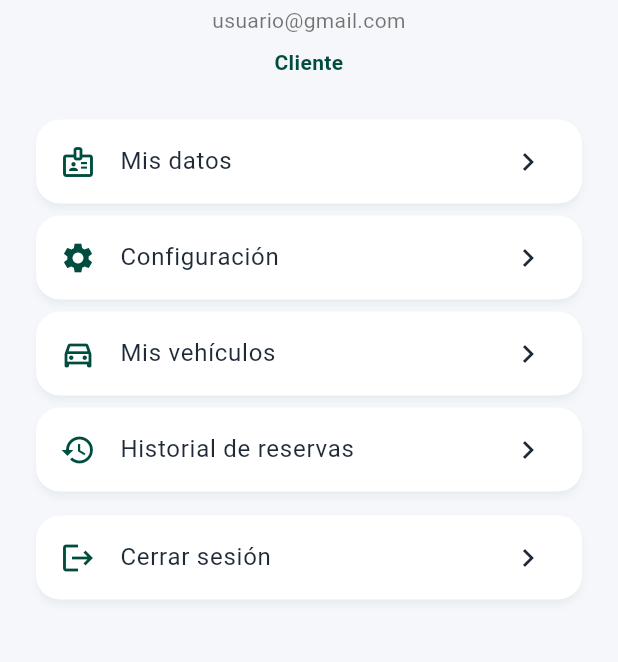
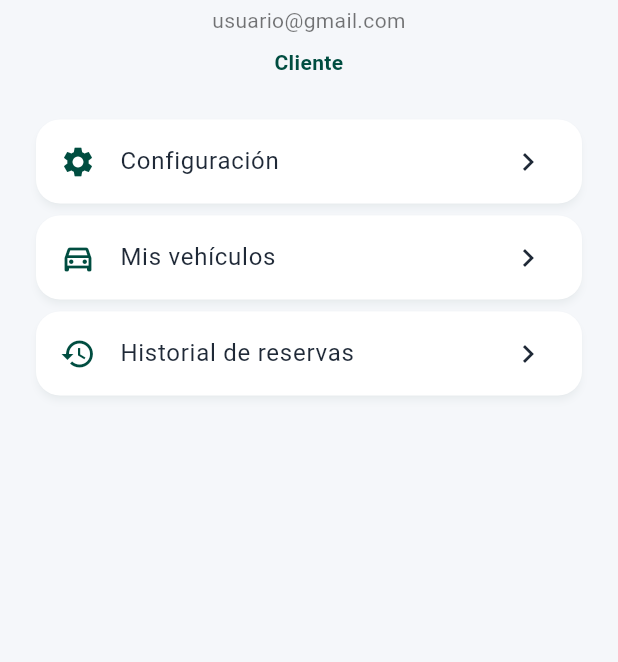
Before and after one commit to JofreTiconaPlata/LaMadrigueraApp, a Flutter app: the PerfilPage screen opened by its route, on a phone screen of 412 x 824 dp, the part 314-976 px from its top. Run offline on Flutter 3.47's test engine with Material 3 defaults, Android fonts, the phone set to English and light mode, and no system bars; our stand-ins replace dio, flutter_map, flutter_riverpod, latlong2, shared_preferences; accounts and stored records are empty.

Commit message:
fix: ajustar perfil y menu lateral por rol

```diff
--- a/lib/features/dashboard/presentation/pages/dashboard_page.dart
+++ b/lib/features/dashboard/presentation/pages/dashboard_page.dart
@@ -64,12 +64,6 @@ class _HomePageState extends ConsumerState<HomePage> {
   List<Widget> _drawerOptionsByRole(BuildContext context, RolEnum? rol) {
     final commonOptions = <Widget>[
       _drawerOption(context, Icons.person, 'Mi perfil', RouteNames.perfil),
-      _drawerOption(
-        context,
-        Icons.local_parking,
-        'Disponibilidad de espacios',
-        RouteNames.espacios,
-      ),
       _drawerOption(context, Icons.history, 'Historial', RouteNames.historial),
     ];
 
--- a/lib/features/perfil/presentation/pages/perfil_page.dart
+++ b/lib/features/perfil/presentation/pages/perfil_page.dart
@@ -2,7 +2,6 @@ import 'package:flutter/material.dart';
 import 'package:la_madriguera/app/theme/app_theme.dart';
 import 'package:flutter_riverpod/flutter_riverpod.dart';
 import 'package:la_madriguera/app/router/route_names.dart';
-import 'package:la_madriguera/core/storage/local_storage_service.dart';
 import 'package:la_madriguera/shared/enums/rol_enum.dart';
 import 'package:la_madriguera/shared/providers/session_provider.dart';
 
@@ -31,25 +30,13 @@ class PerfilPage extends ConsumerWidget {
     RolEnum? rol,
   ) {
     final commonOptions = <Widget>[
-      _option(icon: Icons.badge_outlined, title: 'Mis datos', onTap: () {}),
       _option(icon: Icons.settings, title: 'Configuración', onTap: () {}),
     ];
 
     if (rol == RolEnum.operador) {
       return [
         ...commonOptions,
-        _option(
-          icon: Icons.local_parking,
-          title: 'Parqueo asignado',
-          onTap: () {},
-        ),
-        _option(
-          icon: Icons.history,
-          title: 'Historial de operaciones',
-          onTap: () {
-            Navigator.pushNamed(context, RouteNames.historial);
-          },
-        ),
+        _option(icon: Icons.local_parking, title: 'Mi parqueo', onTap: () {}),
       ];
     }
 
@@ -68,17 +55,6 @@ class PerfilPage extends ConsumerWidget {
         },
       ),
     ];
-  }
-
-  Future<void> _logout(BuildContext context, WidgetRef ref) async {
-    ref.read(sessionProvider.notifier).state = null;
-    await LocalStorageService.clearToken();
-
-    if (!context.mounted) {
-      return;
-    }
-
-    Navigator.pushNamedAndRemoveUntil(context, RouteNames.login, (_) => false);
   }
 
   @override
@@ -119,12 +95,6 @@ class PerfilPage extends ConsumerWidget {
             ),
             const SizedBox(height: 24),
             ..._optionsByRole(context, ref, usuario?.rol),
-            const SizedBox(height: 8),
-            _option(
-              icon: Icons.logout,
-              title: 'Cerrar sesión',
-              onTap: () => _logout(context, ref),
-            ),
           ],
         ),
       ),
```
